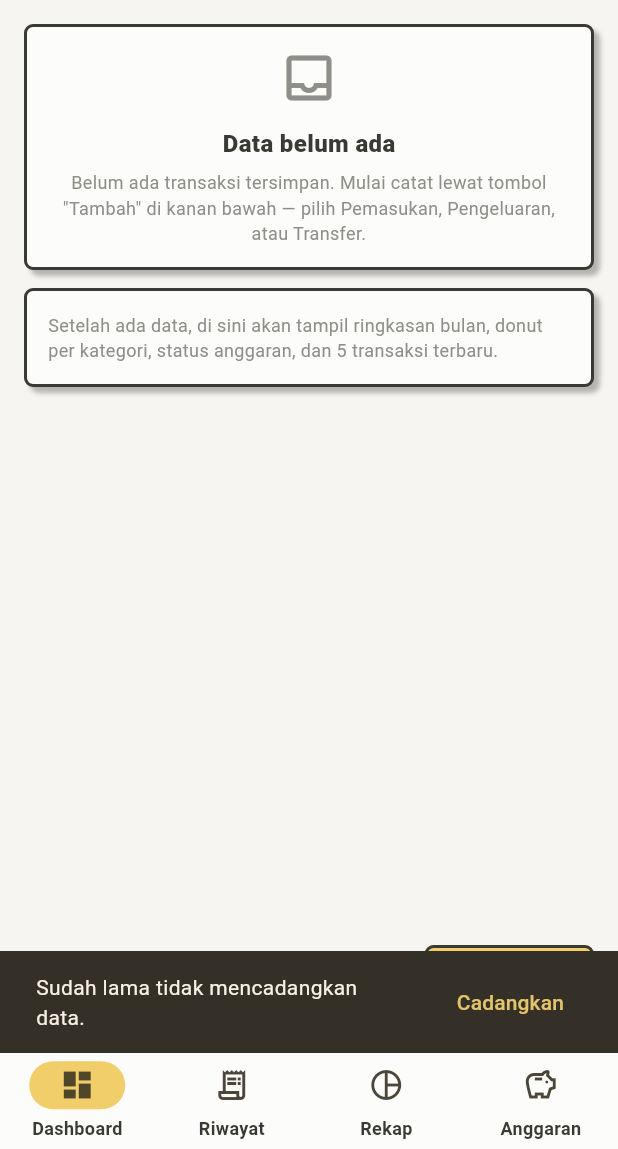
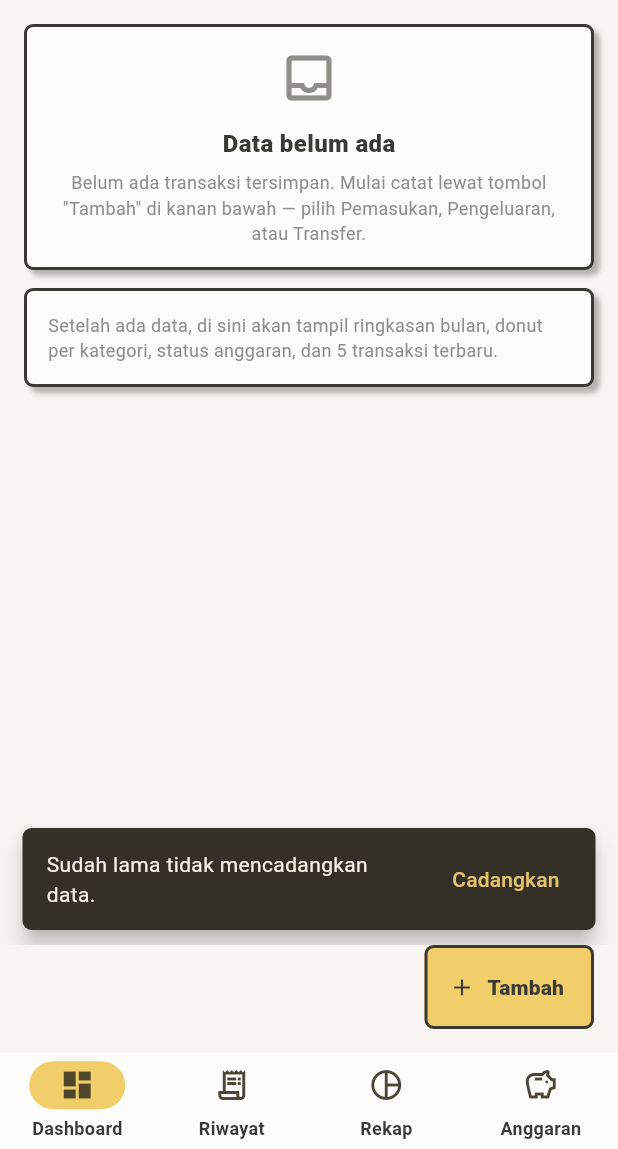
Before and after one commit to andYeap/E-Lutung, a Flutter app: the screen it shows after launch, after a tap on "Lewati", on a phone screen of 412 x 824 dp, the part 87-1236 px from its top. Run offline on Flutter 3.47's test engine with Material 3 defaults, Android fonts, the phone set to English and light mode, and no system bars; our stand-ins replace drift, drift_flutter, file_picker, fl_chart, flutter_riverpod, local_auth and 2 more; missing offline and left inert: home_widget, workmanager; accounts and stored records are empty; generated files the repository leaves out were written again.

Commit message:
Perbaiki temuan pengujian di perangkat: FAB, SnackBar, dan empty state grafik
- Tombol tambah dipindah ke milik shell (ShellScreen._buildFab). Sebelumnya
  Riwayat menumpuk tiga FAB yang menutupi teks daftar, dan SnackBar dari shell
  menutupi FAB karena keduanya berbeda Scaffold. Flutter hanya menaruh SnackBar
  mengambang di atas FAB bila satu Scaffold (scaffold.dart: snackBarYOffsetBase
  = floatingActionButtonRect.top), jadi perbaikan ini menghilangkan masalahnya
  secara struktural, bukan dengan menggeser posisi
- SnackBar memakai behavior floating lewat tema, berlaku untuk seluruh aplikasi
- Tabel Anggaran: tombol tambah ikut pindah ke shell, form-nya dibuka lewat
  showBudgetForm yang kini publik
- Grafik tren tidak lagi menggambar garis datar saat tidak ada data; memakai
  pesan kosong yang sama dengan grafik batang (kNoMonthlyData)
- Test: 105 (naik dari 102), termasuk penjaga agar tab Riwayat tidak lagi punya
  FAB per tipe dan tab Rekap tetap tanpa FAB

Diverifikasi di emulator Android 14: SnackBar di atas FAB, teks Riwayat terbaca
penuh, dan kedua grafik menampilkan pesan kosong.

Co-authored-by: CommandCodeBot <noreply@commandcode.ai>

```diff
--- a/app/lib/features/budget/budget_screen.dart
+++ b/app/lib/features/budget/budget_screen.dart
@@ -110,7 +110,7 @@ class _BudgetScreenState extends ConsumerState<BudgetScreen> {
                   ? 'Total pengeluaran'
                   : (catById[b.kategoriId]?.nama ?? 'Kategori');
               return NeoCard(
-                onTap: () => _showForm(context, ref, categories, initial: b),
+                onTap: () => showBudgetForm(context, ref, categories, initial: b),
                 child: Column(
                   crossAxisAlignment: CrossAxisAlignment.start,
                   children: [
@@ -168,23 +168,17 @@ class _BudgetScreenState extends ConsumerState<BudgetScreen> {
         );
         },
       ),
-      floatingActionButton: FloatingActionButton(
-        tooltip: 'Tambah anggaran',
-        backgroundColor: Neo.accent,
-        foregroundColor: Neo.ink,
-        elevation: 0,
-        shape: RoundedRectangleBorder(
-          borderRadius: BorderRadius.circular(Neo.radius),
-          side: BorderSide(color: Neo.ink, width: Neo.borderW),
-        ),
-        onPressed: () => _showForm(context, ref, categories),
-        child: const Icon(Icons.add),
-      ),
+      // Tombol tambah dipindah ke shell (lihat `ShellScreen._buildFab`), supaya
+      // FAB dan SnackBar berada di Scaffold yang sama.
+      floatingActionButton: null,
     );
   }
 }
 
-Future<void> _showForm(
+/// Membuka form tambah/ubah anggaran.
+///
+/// Publik karena dipanggil dari [ShellScreen] lewat FAB-nya.
+Future<void> showBudgetForm(
   BuildContext context,
   WidgetRef ref,
   List<Category> categories, {
--- a/app/lib/features/dashboard_screen.dart
+++ b/app/lib/features/dashboard_screen.dart
@@ -10,7 +10,6 @@ import '../util/budget.dart';
 import '../util/format.dart';
 import '../widgets/charts.dart';
 import '../widgets/neo.dart';
-import 'transactions/transaction_form_screen.dart';
 
 /// Dashboard (Bagian FR-1): ringkasan bulan terpilih, donut kategori,
 /// anggaran aktif, transaksi terbaru, dan tombol tambah cepat.
@@ -26,43 +25,6 @@ class _DashboardScreenState extends ConsumerState<DashboardScreen> {
 
   void _shift(int delta) {
     setState(() => _month = DateTime(_month.year, _month.month + delta));
-  }
-
-  Future<void> _quickAdd() async {
-    final tipe = await showModalBottomSheet<TxType>(
-      context: context,
-      backgroundColor: Neo.surface,
-      shape: RoundedRectangleBorder(
-        borderRadius: BorderRadius.circular(Neo.radius),
-        side: BorderSide(color: Neo.ink, width: Neo.borderW),
-      ),
-      builder: (ctx) => SafeArea(
-        child: Column(
-          mainAxisSize: MainAxisSize.min,
-          children: [
-            ListTile(
-              leading: const Icon(Icons.south_west, color: Neo.income),
-              title: const Text('Pemasukan'),
-              onTap: () => Navigator.pop(ctx, TxType.pemasukan),
-            ),
-            ListTile(
-              leading: const Icon(Icons.north_east, color: Neo.expense),
-              title: const Text('Pengeluaran'),
-              onTap: () => Navigator.pop(ctx, TxType.pengeluaran),
-            ),
-            ListTile(
-              leading: const Icon(Icons.swap_horiz, color: Neo.transfer),
-              title: const Text('Transfer'),
-              onTap: () => Navigator.pop(ctx, TxType.transfer),
-            ),
-          ],
-        ),
-      ),
-    );
-    if (tipe == null || !mounted) return;
-    await Navigator.of(context).push(
-      MaterialPageRoute(builder: (_) => TransactionFormScreen(tipe: tipe)),
-    );
   }
 
   @override
@@ -218,19 +180,7 @@ class _DashboardScreenState extends ConsumerState<DashboardScreen> {
           );
         },
       ),
-      floatingActionButton: FloatingActionButton.extended(
-        heroTag: 'dashboard-add',
-        onPressed: _quickAdd,
-        backgroundColor: Neo.accent,
-        foregroundColor: Neo.ink,
-        elevation: 0,
-        shape: RoundedRectangleBorder(
-          borderRadius: BorderRadius.circular(Neo.radius),
-          side: BorderSide(color: Neo.ink, width: Neo.borderW),
-        ),
-        icon: const Icon(Icons.add, size: 18),
-        label: const Text('Tambah', style: TextStyle(fontWeight: FontWeight.w800)),
-      ),
+      // Tombol tambah dimiliki shell, supaya FAB dan SnackBar satu Scaffold.
     );
   }
 }
--- a/app/lib/features/shell.dart
+++ b/app/lib/features/shell.dart
@@ -5,6 +5,7 @@ import 'package:flutter_riverpod/flutter_riverpod.dart';
 import 'package:home_widget/home_widget.dart';
 import 'package:intl/intl.dart';
 
+import '../data/database.dart';
 import '../providers.dart';
 import '../util/format.dart';
 import '../services/app_lock.dart';
@@ -21,6 +22,7 @@ import 'institutions_screen.dart';
 import 'recap/recap_screen.dart';
 import 'recurring/recurring_screen.dart';
 import 'theme/theme_screen.dart';
+import 'transactions/add_transaction_sheet.dart';
 import 'transactions/transaction_form_screen.dart';
 import 'transactions/transactions_screen.dart';
 import 'trash_screen.dart';
@@ -99,6 +101,44 @@ class _ShellScreenState extends ConsumerState<ShellScreen> {
     );
   }
 
+  /// Tombol tambah sesuai tab yang sedang aktif. Rekap tidak punya aksi tambah.
+  Widget? _buildFab() {
+    if (_index == 2) return null;
+
+    final bentuk = RoundedRectangleBorder(
+      borderRadius: BorderRadius.circular(Neo.radius),
+      side: BorderSide(color: Neo.ink, width: Neo.borderW),
+    );
+
+    if (_index == 3) {
+      return FloatingActionButton(
+        heroTag: 'shell-add-budget',
+        tooltip: 'Tambah anggaran',
+        backgroundColor: Neo.accent,
+        foregroundColor: Neo.ink,
+        elevation: 0,
+        shape: bentuk,
+        onPressed: () => showBudgetForm(
+          context,
+          ref,
+          ref.read(categoriesProvider).value ?? const <Category>[],
+        ),
+        child: const Icon(Icons.add),
+      );
+    }
+
+    return FloatingActionButton.extended(
+      heroTag: 'shell-add-transaction',
+      onPressed: () => showAddTransactionSheet(context),
+      backgroundColor: Neo.accent,
+      foregroundColor: Neo.ink,
+      elevation: 0,
+      shape: bentuk,
+      icon: const Icon(Icons.add, size: 18),
+      label: const Text('Tambah', style: TextStyle(fontWeight: FontWeight.w800)),
+    );
+  }
+
   Future<void> _syncWidget() =>
       WidgetSync.push(ref.read(databaseProvider));
 
@@ -158,6 +198,13 @@ class _ShellScreenState extends ConsumerState<ShellScreen> {
           BudgetScreen(),
         ],
       ),
+      // Satu tombol tambah milik shell, bukan milik tiap tab.
+      //
+      // Ini bukan sekadar merapikan: SnackBar yang muncul dari shell dirender
+      // oleh Scaffold ini, dan Flutter hanya menaruh SnackBar mengambang **di
+      // atas FAB** bila keduanya berada di Scaffold yang sama. Waktu FAB masih
+      // di dalam tab, SnackBar menutupi tombolnya.
+      floatingActionButton: _buildFab(),
       bottomNavigationBar: NavigationBar(
         selectedIndex: _index,
         onDestinationSelected: (i) => setState(() => _index = i),
--- a/app/lib/features/transactions/transactions_screen.dart
+++ b/app/lib/features/transactions/transactions_screen.dart
@@ -29,12 +29,6 @@ class _TransactionsScreenState extends ConsumerState<TransactionsScreen> {
   void dispose() {
     _kw.dispose();
     super.dispose();
-  }
-
-  Future<void> _openForm(TxType tipe) async {
-    await Navigator.of(context).push(
-      MaterialPageRoute(builder: (_) => TransactionFormScreen(tipe: tipe)),
-    );
   }
 
   Future<void> _pickRange() async {
@@ -136,33 +130,8 @@ class _TransactionsScreenState extends ConsumerState<TransactionsScreen> {
           ),
         ],
       ),
-      floatingActionButton: Column(
-        mainAxisSize: MainAxisSize.min,
-        crossAxisAlignment: CrossAxisAlignment.end,
-        children: [
-          _fab('Transfer', Icons.swap_horiz, () => _openForm(TxType.transfer)),
-          const SizedBox(height: 10),
-          _fab('Pemasukan', Icons.south_west, () => _openForm(TxType.pemasukan)),
-          const SizedBox(height: 10),
-          _fab('Pengeluaran', Icons.north_east, () => _openForm(TxType.pengeluaran)),
-        ],
-      ),
-    );
-  }
-
-  Widget _fab(String label, IconData icon, VoidCallback onTap) {
-    return FloatingActionButton.extended(
-      heroTag: label,
-      onPressed: onTap,
-      backgroundColor: Neo.accent,
-      foregroundColor: Neo.ink,
-      elevation: 0,
-      shape: RoundedRectangleBorder(
-        borderRadius: BorderRadius.circular(Neo.radius),
-        side: BorderSide(color: Neo.ink, width: Neo.borderW),
-      ),
-      icon: Icon(icon, size: 18),
-      label: Text(label, style: const TextStyle(fontWeight: FontWeight.w800)),
+      // Tombol tambah dimiliki shell. Sebelumnya tiga FAB bertumpuk di sini dan
+      // menutupi isi daftar.
     );
   }
 
--- a/app/lib/theme/app_theme.dart
+++ b/app/lib/theme/app_theme.dart
@@ -106,6 +106,15 @@ class AppTheme {
           fontSize: 18,
         ),
       ),
+      // `floating` supaya SnackBar tidak menimpa FAB: Material otomatis
+      // meletakkannya di atas tombol itu. Sebelumnya mode `fixed` (bawaan)
+      // menutupi FAB di Dashboard, Riwayat, dan Anggaran.
+      snackBarTheme: SnackBarThemeData(
+        behavior: SnackBarBehavior.floating,
+        shape: RoundedRectangleBorder(
+          borderRadius: BorderRadius.circular(Neo.radius),
+        ),
+      ),
       navigationBarTheme: NavigationBarThemeData(
         backgroundColor: p.surface,
         indicatorColor: p.accent,
```
Also changed, not shown: app/lib/features/transactions/add_transaction_sheet.dart (added, +48 -0 lines), app/lib/widgets/charts.dart (+10 -3 lines), 5 other files.
